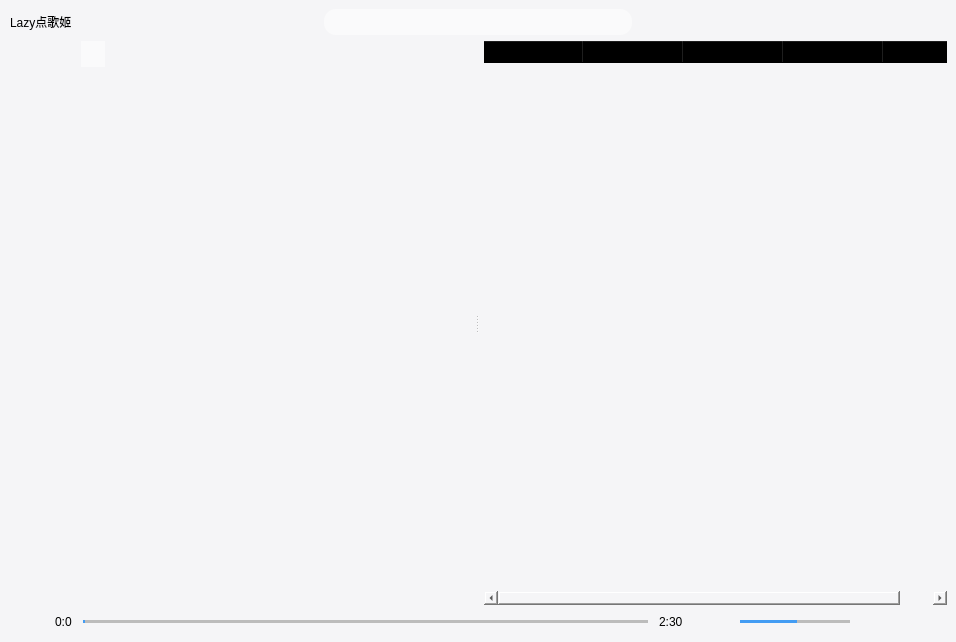
Old version of the form order_player/orderplayerwindow.ui in the repository iwxyi/Bilibili-MagicalDanmaku.
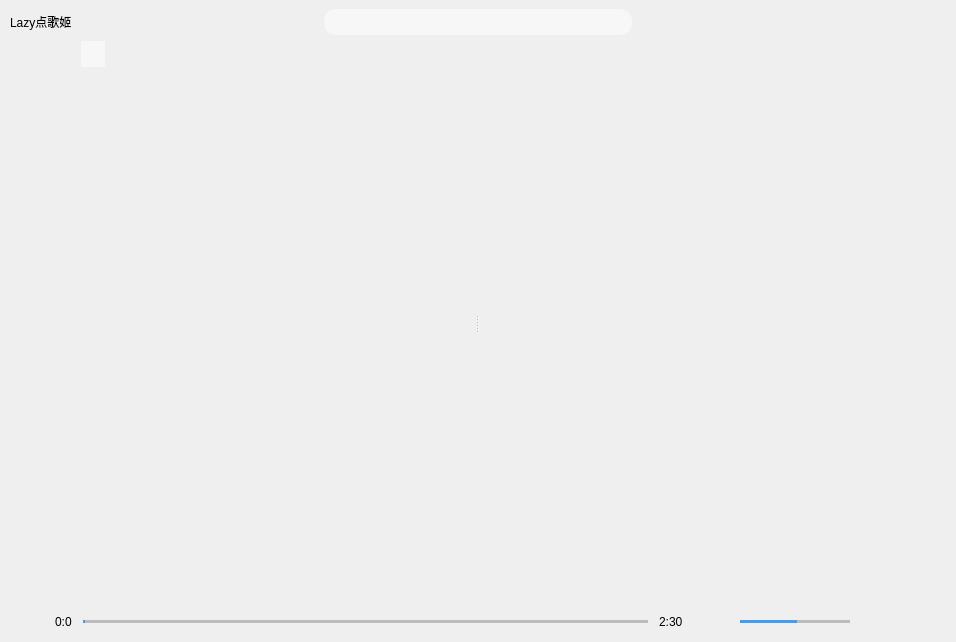
New version of the form. The open tabs and pages were chosen to show the change. Icons and pictures are not drawn. Custom widgets are drawn as their Qt base class.

```diff
--- a/order_player/orderplayerwindow.ui
+++ b/order_player/orderplayerwindow.ui
@@ -18,10 +18,7 @@
     <normaloff>:/icons/candy</normaloff>:/icons/candy</iconset>
   </property>
   <property name="styleSheet">
-   <string notr="true">QMainWindow
-{
-	background: #F5F5F7;
-}</string>
+   <string notr="true"/>
   </property>
   <widget class="QWidget" name="centralwidget">
    <layout class="QVBoxLayout" name="verticalLayout_3" stretch="0,1,0">
@@ -630,31 +627,6 @@
            <attribute name="verticalHeaderVisible">
             <bool>false</bool>
            </attribute>
-           <column>
-            <property name="text">
-             <string>标题</string>
-            </property>
-           </column>
-           <column>
-            <property name="text">
-             <string>歌手</string>
-            </property>
-           </column>
-           <column>
-            <property name="text">
-             <string>专辑</string>
-            </property>
-           </column>
-           <column>
-            <property name="text">
-             <string>时长</string>
-            </property>
-           </column>
-           <column>
-            <property name="text">
-             <string>热度</string>
-            </property>
-           </column>
           </widget>
          </item>
         </layout>
```
Left out of the diff: 30 changed lines with no effect on the pictures.
